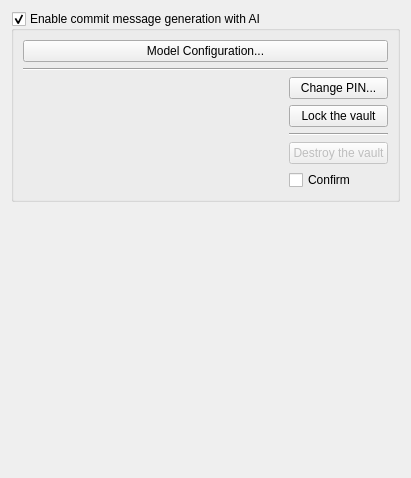
Before: the Qt Designer form src/SettingAiForm.ui in soramimi/Guitar, drawn with Qt 5.
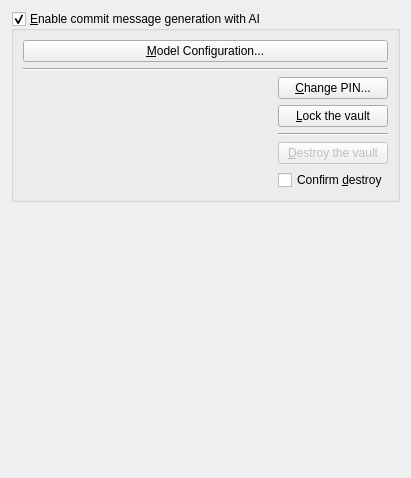
After: the same form once the commit is applied.

```diff
--- a/src/SettingAiForm.ui
+++ b/src/SettingAiForm.ui
@@ -17,7 +17,7 @@
    <item>
     <widget class="QGroupBox" name="groupBox_generate_commit_message_by_ai">
      <property name="title">
-      <string>Enable commit message generation with AI</string>
+      <string>&amp;Enable commit message generation with AI</string>
      </property>
      <property name="checkable">
       <bool>true</bool>
@@ -29,7 +29,7 @@
       <item>
        <widget class="QPushButton" name="pushButton_model_config">
         <property name="text">
-         <string>Model Configuration...</string>
+         <string>&amp;Model Configuration...</string>
         </property>
        </widget>
       </item>
@@ -60,14 +60,14 @@
           <item>
            <widget class="QPushButton" name="pushButton_change_pin">
             <property name="text">
-             <string>Change PIN...</string>
+             <string>&amp;Change PIN...</string>
             </property>
            </widget>
           </item>
           <item>
            <widget class="QPushButton" name="pushButton_lock_vault">
             <property name="text">
-             <string>Lock the vault</string>
+             <string>&amp;Lock the vault</string>
             </property>
            </widget>
           </item>
@@ -84,14 +84,14 @@
              <bool>false</bool>
             </property>
             <property name="text">
-             <string>Destroy the vault</string>
+             <string>&amp;Destroy the vault</string>
             </property>
            </widget>
           </item>
           <item>
            <widget class="QCheckBox" name="checkBox_confirm_destroy_vault">
             <property name="text">
-             <string>Confirm</string>
+             <string>Confirm &amp;destroy</string>
             </property>
            </widget>
           </item>
```
